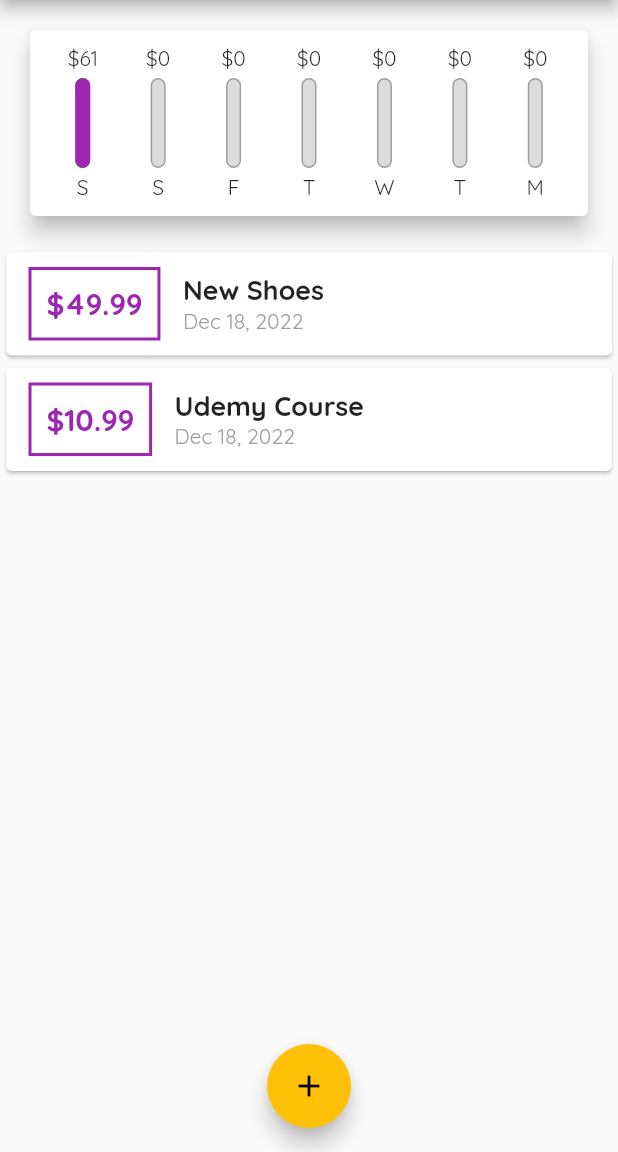
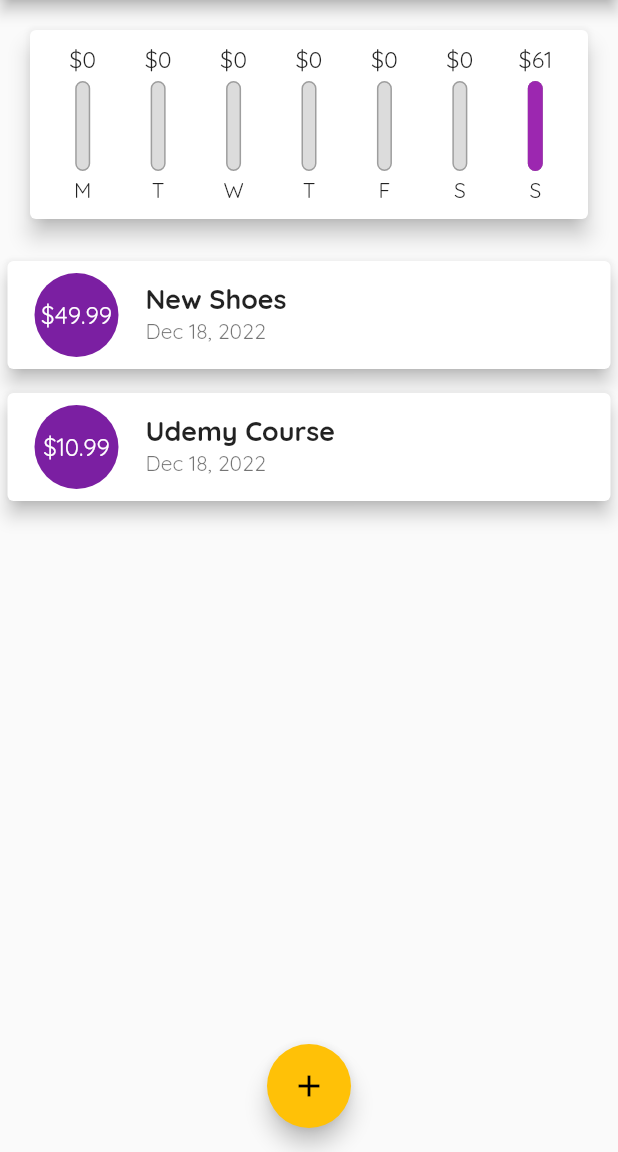
Before and after one commit to adnitr/expense-tracker-app-flutter, a Flutter app: the screen it shows after launch, on a phone screen of 412 x 824 dp, the part 84-1236 px from its top. Run offline on Flutter 3.47's test engine with Material 2 defaults, Android fonts, the phone set to English and light mode, and no system bars.

Commit message:
use ListTile, and wrap up chart

```diff
--- a/lib/widgets/chart.dart
+++ b/lib/widgets/chart.dart
@@ -26,7 +26,7 @@ class Chart extends StatelessWidget {
         'day': DateFormat.E().format(weekDay).substring(0, 1),
         'amount': totalSum
       };
-    });
+    }).reversed.toList();
   }
 
   double get totalSpending {
--- a/lib/widgets/chart_bar.dart
+++ b/lib/widgets/chart_bar.dart
@@ -11,7 +11,10 @@ class ChartBar extends StatelessWidget {
   Widget build(BuildContext context) {
     return Column(
       children: [
-        FittedBox(child: Text("\$${spendingAmount.toStringAsFixed(0)}")),
+        Container(
+            height: 20,
+            child: FittedBox(
+                child: Text("\$${spendingAmount.toStringAsFixed(0)}"))),
         SizedBox(
           height: 4,
         ),
--- a/lib/widgets/transaction_list.dart
+++ b/lib/widgets/transaction_list.dart
@@ -32,45 +32,25 @@ class TransactionList extends StatelessWidget {
                 itemCount: transactions.length,
                 itemBuilder: (ctx, index) {
                   return Card(
-                    child: Row(children: [
-                      Container(
-                        margin:
-                            EdgeInsets.symmetric(vertical: 10, horizontal: 15),
-                        child: Text(
-                          '\$${transactions[index].amount.toStringAsFixed(2)}',
-                          style: TextStyle(
-                              fontWeight: FontWeight.bold,
-                              fontSize: 20,
-                              color: Theme.of(context).primaryColor),
-                        ),
-                        decoration: BoxDecoration(
-                            border: Border.all(
-                                color: Theme.of(context).primaryColor,
-                                width: 2)),
-                        padding: EdgeInsets.all(10),
+                    elevation: 5,
+                    margin: EdgeInsets.symmetric(vertical: 8, horizontal: 5),
+                    child: ListTile(
+                      leading: CircleAvatar(
+                        radius: 30,
+                        child: Padding(
+                            padding: EdgeInsets.all(6),
+                            child: FittedBox(
+                                child:
+                                    Text('\$${transactions[index].amount}'))),
                       ),
-                      Column(
-                        crossAxisAlignment: CrossAxisAlignment.start,
-                        children: [
-                          Container(
-                            child: Text(
-                              transactions[index].title,
-                              style: TextStyle(
-                                  // fontFamily: 'OpenSans',
-                                  fontSize: 18,
-                                  fontWeight: FontWeight.bold),
-                            ),
-                          ),
-                          Container(
-                            child: Text(
-                              DateFormat.yMMMd()
-                                  .format(transactions[index].date),
-                              style: TextStyle(color: Colors.grey),
-                            ),
-                          )
-                        ],
-                      )
-                    ]),
+                      title: Text(
+                        transactions[index].title,
+                        style: TextStyle(
+                            fontWeight: FontWeight.bold, fontSize: 18),
+                      ),
+                      subtitle: Text(
+                          DateFormat.yMMMd().format(transactions[index].date)),
+                    ),
                   );
                 },
               ));
```
